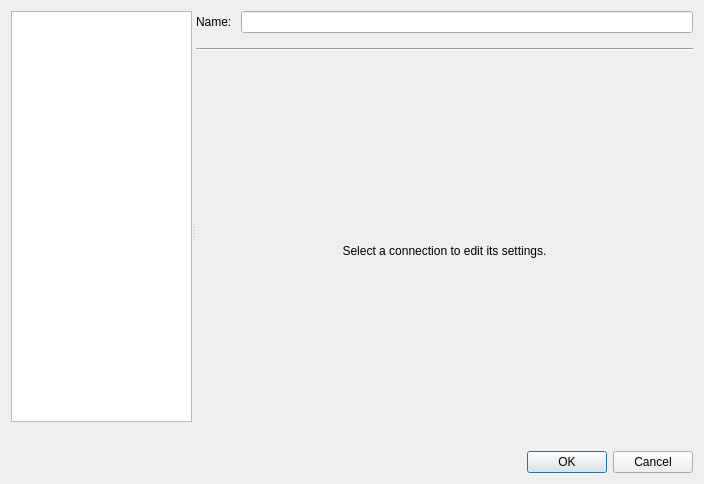
Tasssadar/Lorris, file src/ui/chooseconnectiondlg.ui: the form before one commit.
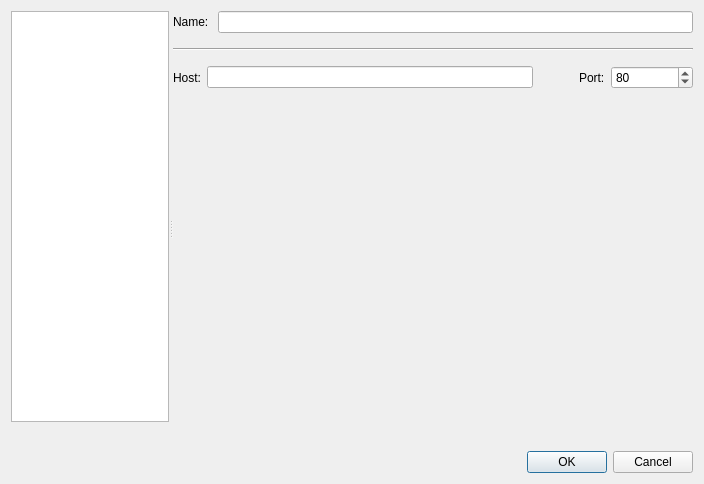
The form after the commit. Icons and pictures are not drawn.

Commit message: The new connection manager now supports TCP clients.

Diff of the .ui file:
```diff
--- a/src/ui/chooseconnectiondlg.ui
+++ b/src/ui/chooseconnectiondlg.ui
@@ -148,7 +148,7 @@
           <enum>QFrame::Plain</enum>
          </property>
          <property name="currentIndex">
-          <number>0</number>
+          <number>2</number>
          </property>
          <widget class="QWidget" name="homePage">
           <layout class="QHBoxLayout" name="horizontalLayout_2">
@@ -323,6 +323,82 @@
            </item>
           </layout>
          </widget>
+         <widget class="QWidget" name="tcpClientPage">
+          <layout class="QVBoxLayout" name="verticalLayout_4">
+           <property name="leftMargin">
+            <number>0</number>
+           </property>
+           <property name="topMargin">
+            <number>9</number>
+           </property>
+           <property name="rightMargin">
+            <number>0</number>
+           </property>
+           <property name="bottomMargin">
+            <number>0</number>
+           </property>
+           <item>
+            <layout class="QHBoxLayout" name="horizontalLayout_3" stretch="0,4,0,0,1">
+             <property name="spacing">
+              <number>6</number>
+             </property>
+             <item>
+              <widget class="QLabel" name="label_5">
+               <property name="text">
+                <string>Host:</string>
+               </property>
+              </widget>
+             </item>
+             <item>
+              <widget class="QLineEdit" name="tcHostEdit"/>
+             </item>
+             <item>
+              <spacer name="horizontalSpacer_3">
+               <property name="orientation">
+                <enum>Qt::Horizontal</enum>
+               </property>
+               <property name="sizeHint" stdset="0">
+                <size>
+                 <width>40</width>
+                 <height>20</height>
+                </size>
+               </property>
+              </spacer>
+             </item>
+             <item>
+              <widget class="QLabel" name="label_6">
+               <property name="text">
+                <string>Port:</string>
+               </property>
+              </widget>
+             </item>
+             <item>
+              <widget class="QSpinBox" name="tcPortEdit">
+               <property name="maximum">
+                <number>65535</number>
+               </property>
+               <property name="value">
+                <number>80</number>
+               </property>
+              </widget>
+             </item>
+            </layout>
+           </item>
+           <item>
+            <spacer name="verticalSpacer">
+             <property name="orientation">
+              <enum>Qt::Vertical</enum>
+             </property>
+             <property name="sizeHint" stdset="0">
+              <size>
+               <width>20</width>
+               <height>332</height>
+              </size>
+             </property>
+            </spacer>
+           </item>
+          </layout>
+         </widget>
         </widget>
        </item>
       </layout>
```
Left out of the diff: 5 changed lines with no effect on the pictures. The commit also changes 4 other files.
